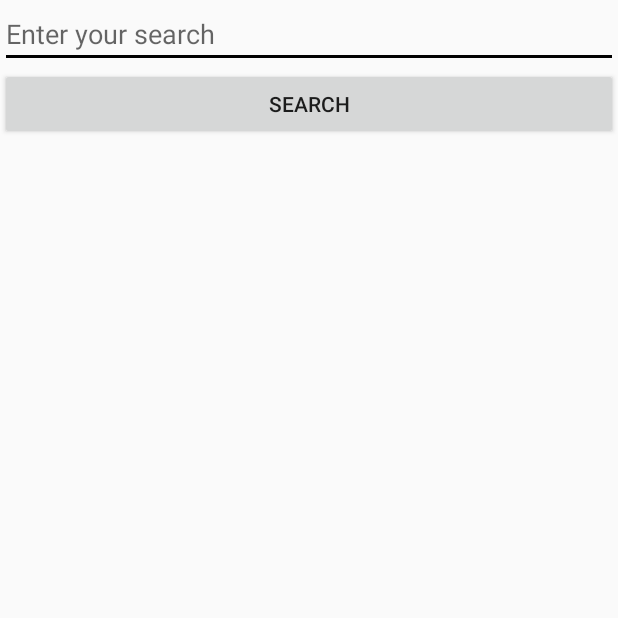
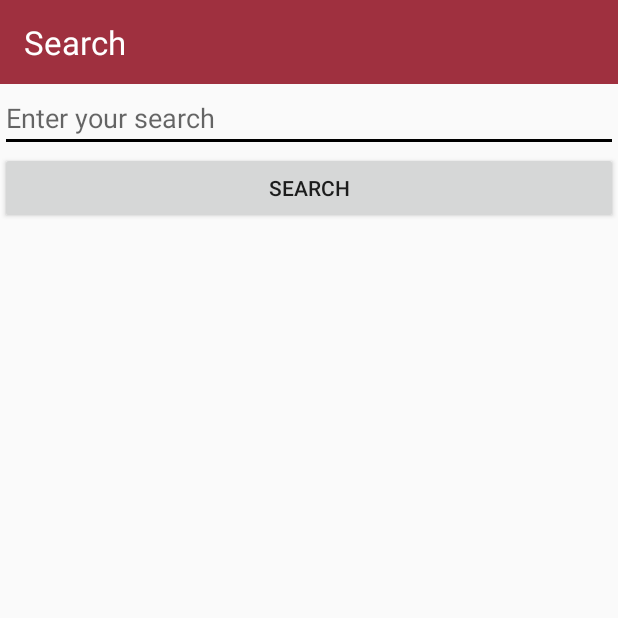
Before and after one commit to Ershany/Red-Crow, an Android app: the SearchAppActivity screen opened directly, with no data from a screen before it, on a phone screen of 412 x 824 dp, the top half of it. Run offline under Robolectric (Android 15) with nearby library versions, the phone set to English and light mode, and no system bars.

Commit message:
Added more details to the search app's page

```diff
--- a/app/BlitzSMS/app/src/main/res/layout/search_app_activity.xml
+++ b/app/BlitzSMS/app/src/main/res/layout/search_app_activity.xml
@@ -1,7 +1,27 @@
 <?xml version="1.0" encoding="utf-8"?>
 <LinearLayout xmlns:android="http://schemas.android.com/apk/res/android"
-    android:orientation="vertical" android:layout_width="match_parent"
+    xmlns:app="http://schemas.android.com/apk/res-auto"
+    android:orientation="vertical"
+    android:layout_width="match_parent"
     android:layout_height="match_parent">
+
+    <android.support.v7.widget.Toolbar
+        android:id="@+id/toolbar"
+        android:layout_width="match_parent"
+        android:layout_height="?attr/actionBarSize"
+        android:background="?attr/colorPrimary"
+        app:layout_scrollFlags="scroll|enterAlways"
+        app:popupTheme="@style/AppTheme.PopupOverlay">
+
+        <TextView
+            android:id="@+id/toolbarTextView"
+            android:layout_width="wrap_content"
+            android:layout_height="wrap_content"
+            android:text="Search"
+            android:textAppearance="@android:style/TextAppearance.DeviceDefault.Large"
+            android:textColor="@color/toolbarTextColor"/>
+
+    </android.support.v7.widget.Toolbar>
 
     <EditText
         android:id="@+id/searchEditText"
--- a/app/BlitzSMS/app/src/main/res/values/colors.xml
+++ b/app/BlitzSMS/app/src/main/res/values/colors.xml
@@ -3,4 +3,5 @@
     <color name="colorPrimary">#9F303F</color>
     <color name="colorPrimaryDark">#000000</color>
     <color name="colorAccent">#000000</color>
+    <color name="toolbarTextColor">#FFFFFF</color>
 </resources>
```
Also changed, not shown: app/BlitzSMS/app/src/main/res/drawable/maps_app_image.png.
